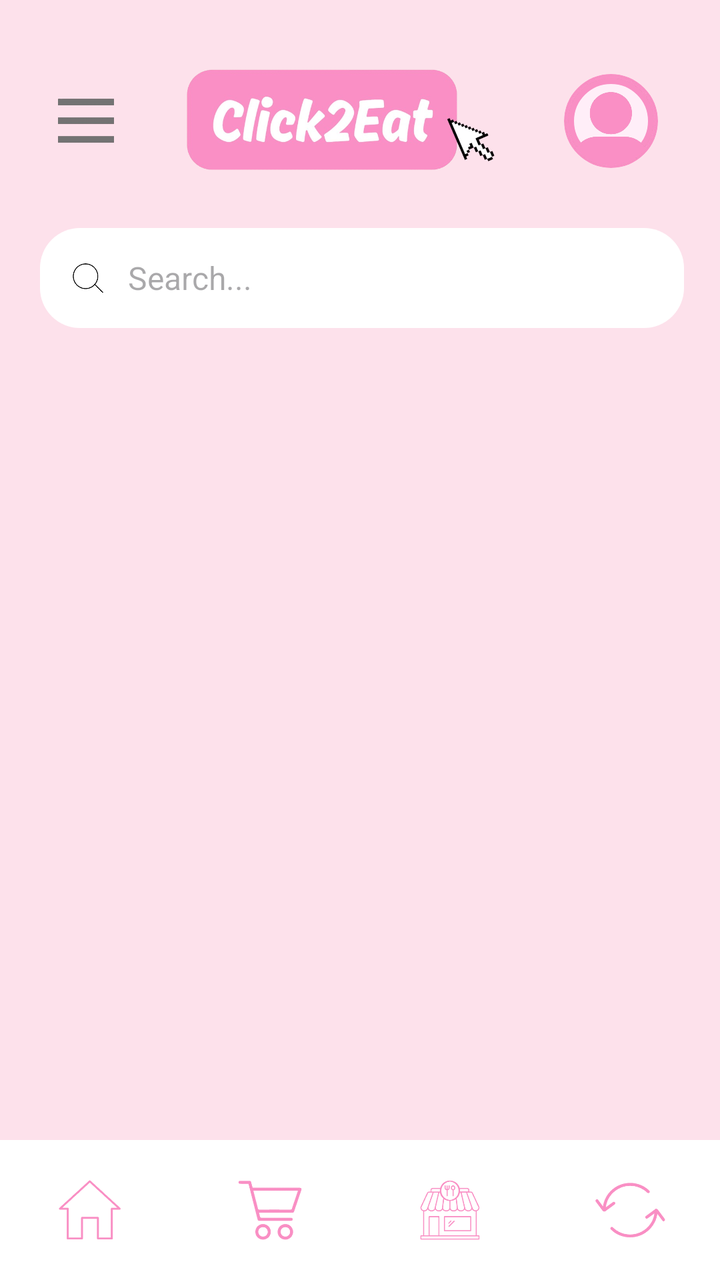
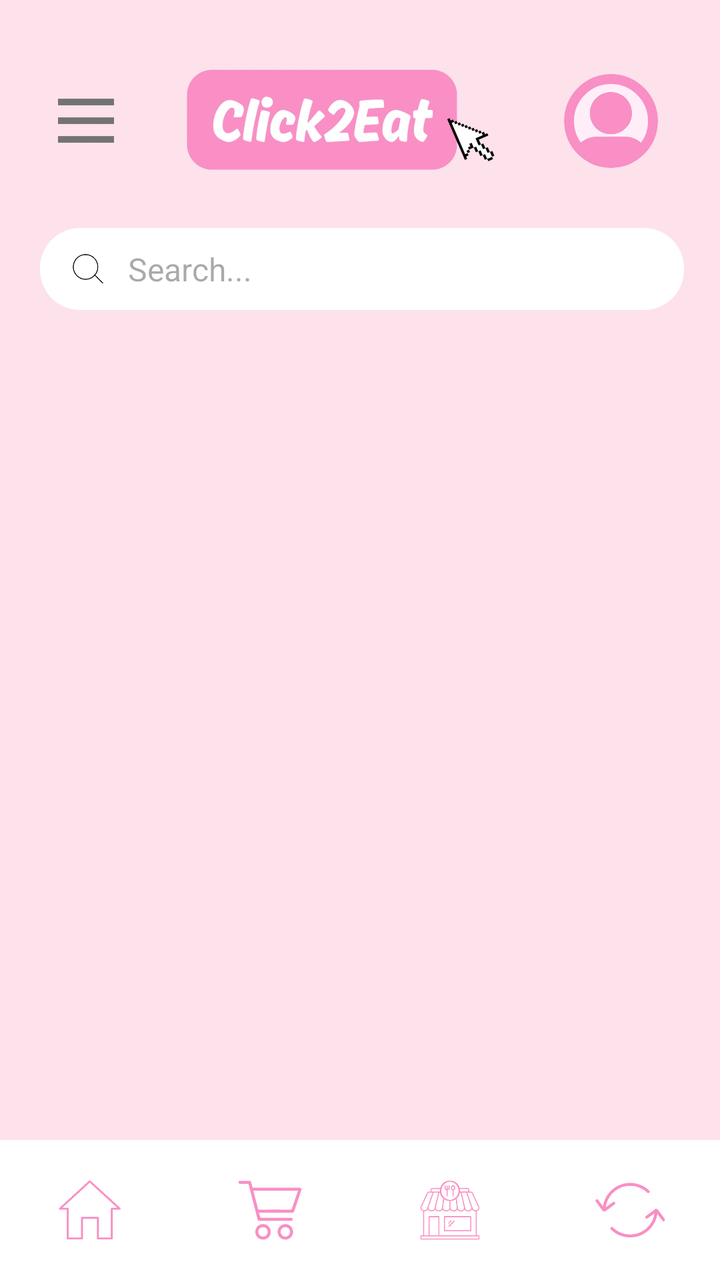

Two renders of the same Android screen: before a commit and after it. Below are the layout's source before the change and the commit's diff.
<!-- AndroidManifest.xml: application theme Theme.Click2Eat -->
<!-- res/layout/activity_restaurants.xml -->
<?xml version="1.0" encoding="utf-8"?>
<LinearLayout
    xmlns:android="http://schemas.android.com/apk/res/android"
    android:layout_width="match_parent"
    android:layout_height="match_parent"
    android:background="#FDE1EB"
    android:orientation="vertical">

    <ScrollView
        android:layout_width="match_parent"
        android:layout_height="0dp"
        android:layout_weight="1"
        android:fillViewport="true">

        <LinearLayout
            android:layout_width="match_parent"
            android:layout_height="wrap_content"
            android:orientation="vertical"
            android:paddingStart="20dp"
            android:paddingTop="25dp"
            android:paddingEnd="18dp">

            
            <LinearLayout
                android:layout_width="match_parent"
                android:layout_height="71dp"
                android:gravity="center_vertical"
                android:orientation="horizontal">

                <ImageView
                    android:id="@+id/btnBack"
                    android:layout_width="28dp"
                    android:layout_height="30dp"
                    android:layout_marginStart="9dp"
                    android:contentDescription="Back to home"
                    android:src="@drawable/three_line_icon" />

                <ImageView
                    android:layout_width="0dp"
                    android:layout_height="58dp"
                    android:layout_weight="1"
                    android:contentDescription="Click2Eat logo"
                    android:scaleType="fitCenter"
                    android:src="@drawable/click2eat_logo_no_bg" />

                <ImageView
                    android:id="@+id/ivProfile"
                    android:layout_width="47dp"
                    android:layout_height="47dp"
                    android:layout_marginEnd="13dp"
                    android:background="@drawable/bg_profile_circle"
                    android:clipToOutline="true"
                    android:contentDescription="Open profile"
                    android:scaleType="centerCrop"
                    android:src="@drawable/default_profile2" />

            </LinearLayout>

            
            <LinearLayout
                android:layout_width="match_parent"
                android:layout_height="50dp"
                android:layout_marginTop="18dp"
                android:background="@drawable/bg_profile_card"
                android:gravity="center_vertical"
                android:orientation="horizontal"
                android:paddingStart="16dp"
                android:paddingEnd="12dp">

                <ImageView
                    android:id="@+id/btnSearch"
                    android:layout_width="16dp"
                    android:layout_height="16dp"
                    android:contentDescription="Search icon"
                    android:src="@drawable/search_icon" />

                <EditText
                    android:id="@+id/etSearch"
                    android:layout_width="0dp"
                    android:layout_height="match_parent"
                    android:layout_weight="1"
                    android:background="@android:color/transparent"
                    android:hint="Search..."
                    android:paddingStart="12dp"
                    android:singleLine="true"
                    android:inputType="text"
                    android:textSize="16sp" />

            </LinearLayout>

            
            <androidx.recyclerview.widget.RecyclerView
                android:id="@+id/rvCategories"
                android:layout_width="match_parent"
                android:layout_height="201dp"
                android:layout_marginTop="18dp"
                android:nestedScrollingEnabled="false" />

            
            <TextView
                android:id="@+id/tvNoRestaurants"
                android:layout_width="match_parent"
                android:layout_height="wrap_content"
                android:layout_marginTop="12dp"
                android:gravity="center"
                android:text="No matching restaurants found."
                android:textColor="@color/click_text"
                android:visibility="gone" />

            
            <androidx.recyclerview.widget.RecyclerView
                android:id="@+id/rvRestaurants"
                android:layout_width="match_parent"
                android:layout_height="wrap_content"
                android:layout_marginTop="14dp"
                android:nestedScrollingEnabled="false" />

        </LinearLayout>

    </ScrollView>

    
    <LinearLayout
        android:layout_width="match_parent"
        android:layout_height="70dp"
        android:background="@color/click_white"
        android:gravity="center"
        android:orientation="horizontal">

        
        <ImageButton
            android:id="@+id/btnHome"
            android:layout_width="0dp"
            android:layout_height="match_parent"
            android:layout_weight="1"
            android:background="@android:color/transparent"
            android:contentDescription="Home"
            android:padding="20dp"
            android:scaleType="centerInside"
            android:src="@drawable/dashboard_icon" />

        
        <ImageButton
            android:id="@+id/btnCart"
            android:layout_width="0dp"
            android:layout_height="match_parent"
            android:layout_weight="1"
            android:background="@android:color/transparent"
            android:contentDescription="Cart"
            android:padding="20dp"
            android:scaleType="centerInside"
            android:src="@drawable/cart_icon" />

        
        <ImageButton
            android:id="@+id/btnRestaurants"
            android:layout_width="0dp"
            android:layout_height="match_parent"
            android:layout_weight="1"
            android:background="@android:color/transparent"
            android:contentDescription="Restaurants"
            android:padding="20dp"
            android:scaleType="centerInside"
            android:src="@drawable/restaurants_icon" />

        
        <ImageButton
            android:id="@+id/btnOrders"
            android:layout_width="0dp"
            android:layout_height="match_parent"
            android:layout_weight="1"
            android:background="@android:color/transparent"
            android:contentDescription="Order history"
            android:padding="21dp"
            android:scaleType="centerInside"
            android:src="@drawable/history_icon" />

    </LinearLayout>

</LinearLayout>
<!-- resources referenced by this layout -->
<resources>
  <color name="click_text">#000000</color>
  <color name="click_white">#FFFFFF</color>
  <!-- drawable bg_profile_card (drawable) -->
  <?xml version="1.0" encoding="utf-8"?>
  <shape xmlns:android="http://schemas.android.com/apk/res/android">
      <solid android:color="@color/click_white"/>
      <corners android:radius="20dp"/>
  </shape>
  <!-- drawable bg_profile_circle (drawable) -->
  <?xml version="1.0" encoding="utf-8"?>
  <shape xmlns:android="http://schemas.android.com/apk/res/android"
      android:shape="oval">
  
      <solid android:color="@color/click_light_pink"/>
  
      <stroke
          android:width="5dp"
          android:color="@color/click_pink"/>
  
  </shape>
  <!-- drawable cart_icon: png bitmap (drawable, 4194 bytes) -->
  <!-- drawable click2eat_logo_no_bg: png bitmap (drawable, 139894 bytes) -->
  <!-- drawable dashboard_icon: png bitmap (drawable, 2342 bytes) -->
  <!-- drawable default_profile2: png bitmap (drawable, 52318 bytes) -->
  <!-- drawable history_icon: png bitmap (drawable, 4571 bytes) -->
  <!-- drawable restaurants_icon: png bitmap (drawable, 7734 bytes) -->
  <!-- drawable search_icon: png bitmap (drawable, 6468 bytes) -->
  <!-- drawable three_line_icon: png bitmap (drawable, 2015 bytes) -->
  <style name="Theme.Click2Eat" parent="Base.Theme.Click2Eat" />
  <color name="click_light_pink">#ffeef8</color>
  <color name="click_pink">#f98fc4</color>
  <style name="Base.Theme.Click2Eat" parent="Theme.Material3.DayNight.NoActionBar">
          
          
      </style>
</resources>

<!-- the commit's change to res/layout/activity_restaurants.xml (unified diff, before → after) -->
@@ -59,7 +59,7 @@
             
             <LinearLayout
                 android:layout_width="match_parent"
-                android:layout_height="50dp"
+                android:layout_height="41dp"
                 android:layout_marginTop="18dp"
                 android:background="@drawable/bg_profile_card"
                 android:gravity="center_vertical"
